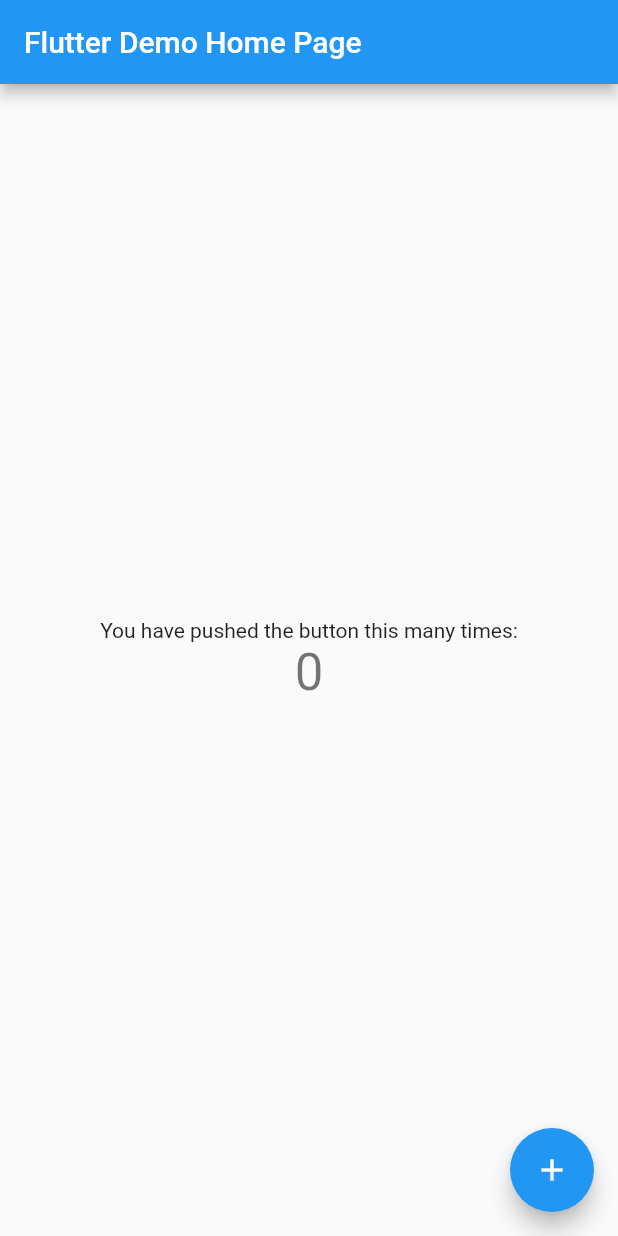
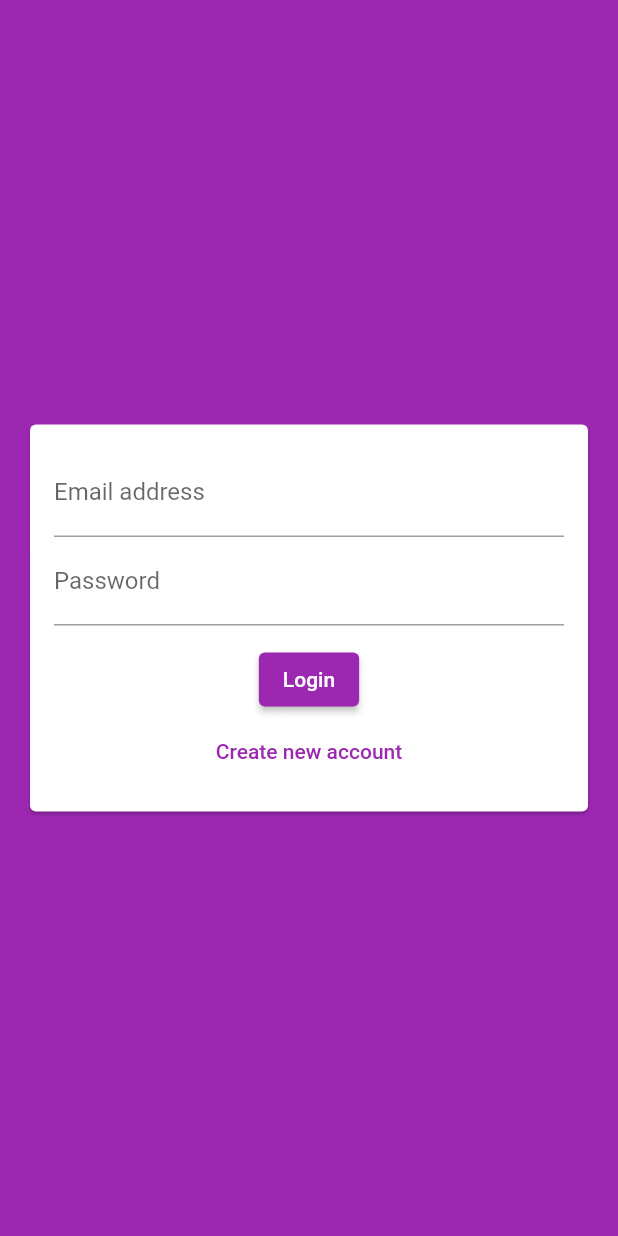
Before and after one commit to JayaSupriya-Somasani/Chat_app_flutter, a Flutter app: the screen it shows after launch, on a phone screen of 412 x 824 dp. Run offline on Flutter 3.47's test engine with Material 2 defaults, Android fonts, the phone set to English and light mode, and no system bars; our stand-ins replace cloud_firestore, firebase_auth, firebase_core; accounts and stored records are empty.

```diff
--- a/lib/main.dart
+++ b/lib/main.dart
@@ -1,67 +1,43 @@
+import 'package:chat_app/screens/auth_screen.dart';
+import 'package:chat_app/screens/chat_screen.dart';
+import 'package:cloud_firestore/cloud_firestore.dart';
+import 'package:firebase_auth/firebase_auth.dart';
+import 'package:firebase_core/firebase_core.dart';
 import 'package:flutter/material.dart';
 
-void main() {
-  runApp(const MyApp());
+void main() async {
+  WidgetsFlutterBinding.ensureInitialized();
+  await Firebase.initializeApp();
+  runApp(MyApp());
 }
 
 class MyApp extends StatelessWidget {
-  const MyApp({super.key});
+  MyApp({super.key});
+
+  final FirebaseAuth _auth = FirebaseAuth.instance;
 
   @override
   Widget build(BuildContext context) {
     return MaterialApp(
-      title: 'Flutter Demo',
+      title: 'Chat app',
       theme: ThemeData(
-
-        primarySwatch: Colors.blue,
-      ),
-      home: const MyHomePage(title: 'Flutter Demo Home Page'),
-    );
-  }
-}
-
-class MyHomePage extends StatefulWidget {
-  const MyHomePage({super.key, required this.title});
-
-  final String title;
-
-  @override
-  State<MyHomePage> createState() => _MyHomePageState();
-}
-
-class _MyHomePageState extends State<MyHomePage> {
-  int _counter = 0;
-
-  void _incrementCounter() {
-    setState(() {
-      _counter++;
-    });
-  }
-
-  @override
-  Widget build(BuildContext context) {
-    return Scaffold(
-      appBar: AppBar(
-        title: Text(widget.title),
-      ),
-      body: Center(
-        child: Column(
-          mainAxisAlignment: MainAxisAlignment.center,
-          children: <Widget>[
-            const Text(
-              'You have pushed the button this many times:',
-            ),
-            Text(
-              '$_counter',
-              style: Theme.of(context).textTheme.headlineMedium,
-            ),
-          ],
-        ),
-      ),
-      floatingActionButton: FloatingActionButton(
-        onPressed: _incrementCounter,
-        tooltip: 'Increment',
-        child: const Icon(Icons.add),
+          primarySwatch: Colors.purple,
+          backgroundColor: Colors.purple,
+          accentColor: Colors.amber,
+          accentColorBrightness: Brightness.dark,
+          buttonTheme: ButtonTheme.of(context).copyWith(
+              buttonColor: Colors.amber,
+              textTheme: ButtonTextTheme.primary,
+              shape: RoundedRectangleBorder(
+                  borderRadius: BorderRadius.circular(20)))),
+      home: StreamBuilder(
+        stream: _auth.authStateChanges(),
+        builder: (ctx, userSnapShot) {
+          if (userSnapShot.hasData) {
+            return ChatScreen();
+          }
+          return AuthScreen();
+        },
       ),
     );
   }
--- /dev/null
+++ b/lib/screens/auth_screen.dart
@@ -0,0 +1,70 @@
+import 'package:chat_app/widgets/auth/auth_form.dart';
+import 'package:cloud_firestore/cloud_firestore.dart';
+import 'package:firebase_auth/firebase_auth.dart';
+import 'package:flutter/material.dart';
+import 'package:flutter/services.dart';
+
+class AuthScreen extends StatefulWidget {
+  const AuthScreen({Key? key}) : super(key: key);
+
+  @override
+  State<AuthScreen> createState() => _AuthScreenState();
+}
+
+class _AuthScreenState extends State<AuthScreen> {
+  final _auth = FirebaseAuth.instance;
+  var _isLoading = false;
+
+  void _submitAuthForm(String username, String password, String email,
+      bool isLogin, BuildContext ctx) async {
+    UserCredential authResult;
+    try {
+      setState(() {
+        _isLoading=true;
+      });
+      if (isLogin) {
+        authResult = await _auth.signInWithEmailAndPassword(
+            email: email, password: password);
+      } else {
+        authResult = await _auth.createUserWithEmailAndPassword(
+            email: email, password: password);
+      }
+      await FirebaseFirestore.instance
+          .collection('users')
+          .doc(authResult.user?.uid)
+          .set({'username': username, 'email': email});
+    } on PlatformException catch (error) {
+      var message = "An error occurred, please check your credentials";
+      if (error.message != null) {
+        message = error.message!;
+      }
+      ScaffoldMessenger.of(ctx).showSnackBar(
+        SnackBar(
+          content: Text(message),
+          backgroundColor: Theme.of(ctx).errorColor,
+        ),
+      );
+      setState(() {
+        _isLoading=false;
+      });
+    } catch (error) {
+      ScaffoldMessenger.of(ctx).showSnackBar(
+        SnackBar(
+          content: Text("$error"),
+          backgroundColor: Theme.of(ctx).errorColor,
+        ),
+      );
+      print(error);
+      setState(() {
+        _isLoading=false;
+      });
+    }
+  }
+
+  @override
+  Widget build(BuildContext context) {
+    return Scaffold(
+        backgroundColor: Theme.of(context).primaryColor,
+        body: AuthForm(_submitAuthForm,_isLoading));
+  }
+}
--- /dev/null
+++ b/lib/widgets/auth/auth_form.dart
@@ -0,0 +1,118 @@
+import 'package:flutter/material.dart';
+
+class AuthForm extends StatefulWidget {
+  final void Function(String username, String password, String email,
+      bool isLogin, BuildContext ctx) submitForm;
+  final bool _isLoading;
+
+  AuthForm(this.submitForm, this._isLoading);
+
+  @override
+  State<AuthForm> createState() => _AuthFormState();
+}
+
+class _AuthFormState extends State<AuthForm> {
+  final _formKey = GlobalKey<FormState>();
+
+  var _isLogin = true;
+  var _userName = '';
+  var _password = '';
+  var _emailAddress = '';
+
+  void _trySubmit() {
+    final isValid = _formKey.currentState?.validate();
+    FocusScope.of(context).unfocus();
+
+    if (isValid!) {
+      _formKey.currentState?.save();
+      widget.submitForm(_userName.trim(), _password.trim(),
+          _emailAddress.trim(), _isLogin, context);
+    }
+  }
+
+  @override
+  Widget build(BuildContext context) {
+    return Center(
+      child: Card(
+        margin: const EdgeInsets.all(20),
+        child: SingleChildScrollView(
+          child: Padding(
+            padding: const EdgeInsets.all(16),
+            child: Form(
+              key: _formKey,
+              child: Column(
+                mainAxisSize: MainAxisSize.min,
+                children: [
+                  TextFormField(
+                    key: const ValueKey('email'),
+                    keyboardType: TextInputType.emailAddress,
+                    decoration:
+                        const InputDecoration(labelText: 'Email address'),
+                    validator: (value) {
+                      if (value!.isEmpty || !(value.contains('@'))) {
+                        return 'Please Enter valid email address';
+                      }
+                      return null;
+                    },
+                    onSaved: (value) {
+                      _emailAddress = value!;
+                    },
+                  ),
+                  if (!_isLogin)
+                    TextFormField(
+                      key: const ValueKey('username'),
+                      decoration: const InputDecoration(labelText: 'Username'),
+                      validator: (value) {
+                        if (value!.isEmpty || value.length < 4) {
+                          return 'Please enter at least 4 characters long.';
+                        }
+                        return null;
+                      },
+                      onSaved: (value) {
+                        _userName = value!;
+                      },
+                    ),
+                  TextFormField(
+                    key: const ValueKey('password'),
+                    decoration: const InputDecoration(labelText: 'Password'),
+                    obscureText: true,
+                    validator: (value) {
+                      if (value!.isEmpty || value!.length < 6) {
+                        return 'Password must be at least 6 characters long ';
+                      }
+                      return null;
+                    },
+                    onSaved: (value) {
+                      _password = value!;
+                    },
+                  ),
+                  const SizedBox(
+                    height: 12,
+                  ),
+                  if (widget._isLoading) const CircularProgressIndicator(),
+                  if (!widget._isLoading)
+                    ElevatedButton(
+                        onPressed: _trySubmit,
+                        child: Text(_isLogin ? "Login" : "SignUp")),
+                  if (!widget._isLoading)
+                    TextButton(
+                      onPressed: () {
+                        setState(() {
+                          _isLogin = !_isLogin;
+                        });
+                      },
+                      child: Text(
+                        _isLogin
+                            ? "Create new account"
+                            : "I've already an account",
+                        style: TextStyle(color: Theme.of(context).primaryColor),
+                      ))
+                ],
+              ),
+            ),
+          ),
+        ),
+      ),
+    );
+  }
+}
--- a/pubspec.yaml
+++ b/pubspec.yaml
@@ -30,6 +30,8 @@ environment:
 dependencies:
   flutter:
     sdk: flutter
+  cloud_firestore: ^4.5.0
+  firebase_auth: ^4.4.0
 
 
   # The following adds the Cupertino Icons font to your application.
```
Also changed, not shown: lib/screens/chat_screen.dart (added, +69 -0 lines), pubspec.lock, 10 other files.
